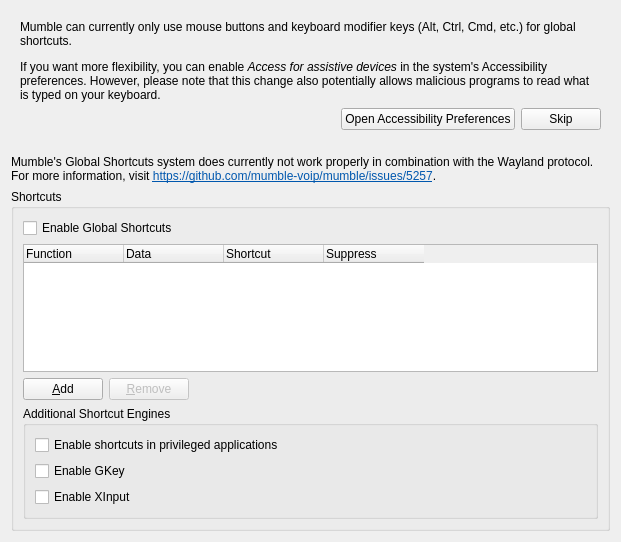
Qt form src/mumble/GlobalShortcut.ui (mumble-voip/mumble) before a commit.
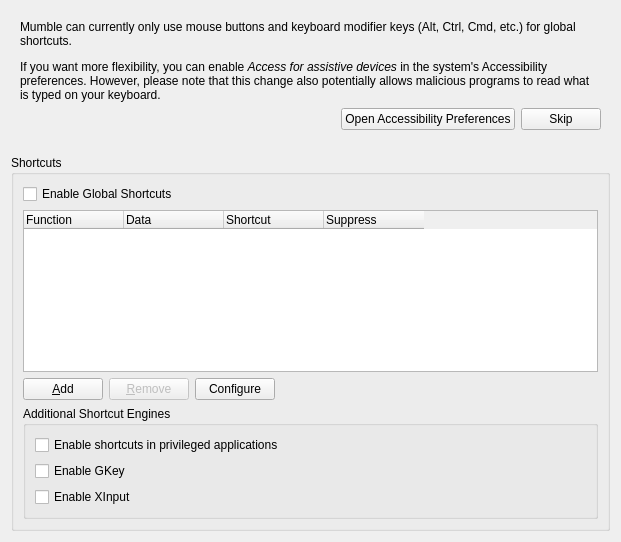
The same form after that commit.

Commit message:
FEAT(client): Add support to XDG Desktop Portal GlobalShortcuts
This makes it possible to have global shortcuts on systems running the
XDG Desktop Portal service. This is especially relevant on Wayland where
we are not able to run a system-wide keylogger to get the global
shortcuts triggers.

Fixes #5257

Diff of the .ui file:
```diff
--- a/src/mumble/GlobalShortcut.ui
+++ b/src/mumble/GlobalShortcut.ui
@@ -95,19 +95,6 @@
      </layout>
     </widget>
    </item>
-   <item>
-    <widget class="QLabel" name="qlWaylandNote">
-     <property name="text">
-      <string>&lt;html&gt;&lt;head/&gt;&lt;body&gt;&lt;p&gt;Mumble's Global Shortcuts system does currently not work properly in combination with the Wayland protocol. For more information, visit &lt;a href=&quot;https://github.com/mumble-voip/mumble/issues/5257&quot;&gt;&lt;span style=&quot; text-decoration: underline; color:#0057ae;&quot;&gt;https://github.com/mumble-voip/mumble/issues/5257&lt;/span&gt;&lt;/a&gt;.&lt;/p&gt;&lt;/body&gt;&lt;/html&gt;</string>
-     </property>
-     <property name="wordWrap">
-      <bool>true</bool>
-     </property>
-     <property name="openExternalLinks">
-      <bool>true</bool>
-     </property>
-    </widget>
-   </item>
    <item>
     <widget class="QGroupBox" name="qgbShortcuts">
      <property name="title">
@@ -204,6 +191,13 @@
           </property>
          </widget>
         </item>
+        <item>
+         <widget class="QPushButton" name="qpbConfigure">
+          <property name="text">
+           <string>Configure</string>
+          </property>
+         </widget>
+        </item>
         <item>
          <spacer name="horizontalSpacer">
           <property name="orientation">
```
The commit also changes 9 other files.
